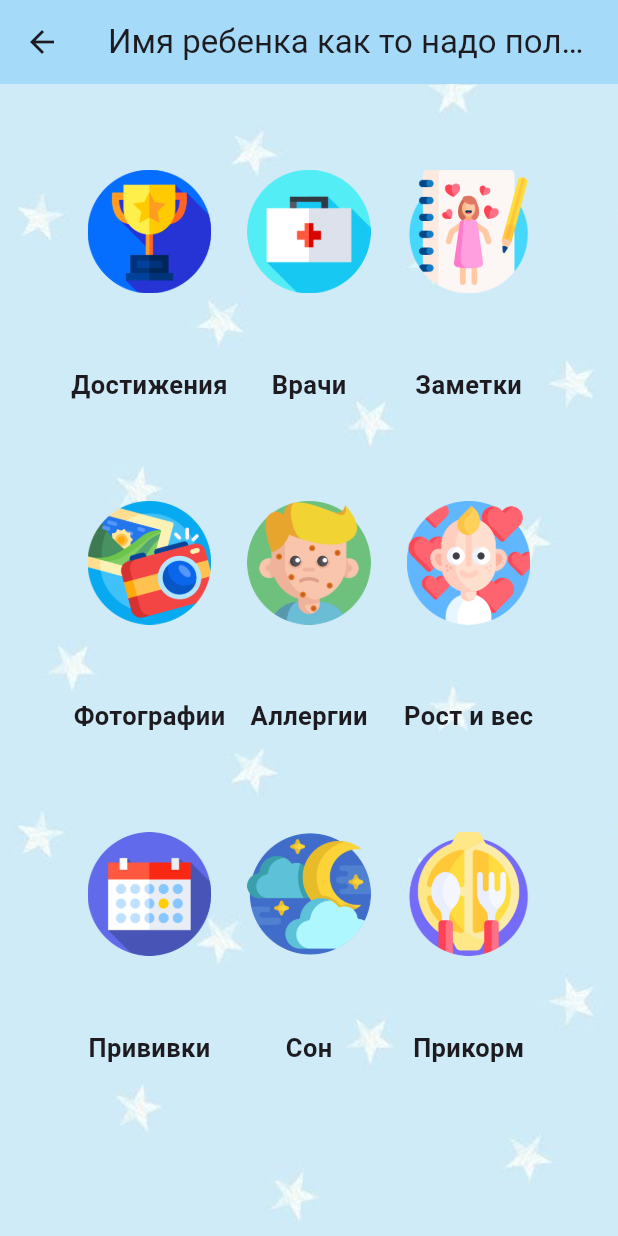
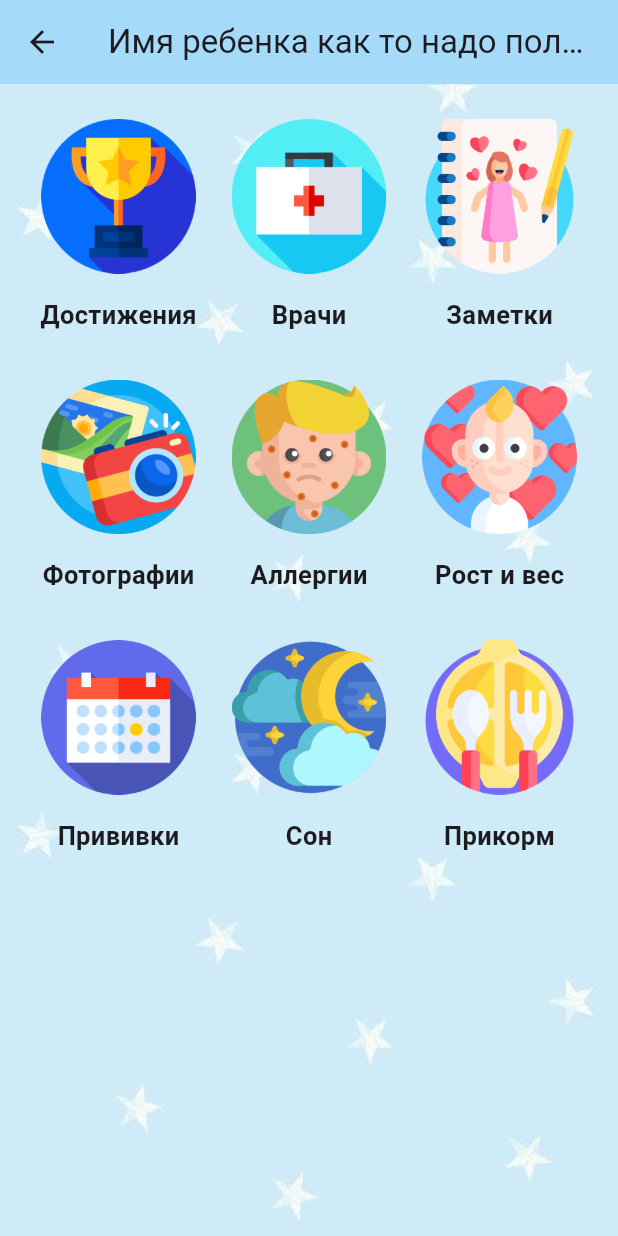
Before and after one commit to TagaevaMaria/baby, a Flutter app: the MainScreenBody screen opened directly, on a phone screen of 412 x 824 dp. Run offline on Flutter 3.47's test engine with Material 3 defaults, Android fonts, the phone set to English and light mode, and no system bars; our stand-ins replace firebase_auth, firebase_core, flutter_slidable, fluttertoast, font_awesome_flutter, google_sign_in and 3 more; accounts and stored records are empty.

Commit message:
09.06.2024 сделала главный экран с адаптивными Image

```diff
--- a/lib/ui/pages/main_screen/main_screen.dart
+++ b/lib/ui/pages/main_screen/main_screen.dart
@@ -34,7 +34,8 @@ class MainScreenBody extends StatelessWidget {
       child: Scaffold(
           backgroundColor: Colors.transparent,
           appBar: AppBar(
-            title: Center(child: Text('Имя ребенка как то надо получить')),
+            title:
+                const Center(child: Text('Имя ребенка как то надо получить')),
             backgroundColor: const Color.fromRGBO(165, 218, 249, 1),
           ),
           body: Column(
@@ -49,8 +50,8 @@ class MainScreenBody extends StatelessWidget {
                 onPressed: () => _model?.screenAchievements(context),
                 onPressedTwo: () => _model?.screenDoctors(context),
                 onPressedThree: () => _model?.screenNotes(context),
-                height: MediaQuery.of(context).size.height/5,
-                width: MediaQuery.of(context).size.width/5,
+                height: MediaQuery.of(context).size.height / 7,
+                width: MediaQuery.of(context).size.width / 4,
               ),
               rowWidgets(
                   title: 'Фотографии',
@@ -62,8 +63,8 @@ class MainScreenBody extends StatelessWidget {
                   onPressed: () => _model?.screenPhoto(context),
                   onPressedTwo: () => _model?.screenAllergy(context),
                   onPressedThree: () => _model?.screenHeightWeight(context),
-                  height: MediaQuery.of(context).size.height/5,
-                  width: MediaQuery.of(context).size.width/5),
+                  height: MediaQuery.of(context).size.height / 7,
+                  width: MediaQuery.of(context).size.width / 4),
               rowWidgets(
                   title: 'Прививки',
                   titleTwo: 'Cон',
@@ -74,8 +75,8 @@ class MainScreenBody extends StatelessWidget {
                   onPressed: () {},
                   onPressedTwo: () {},
                   onPressedThree: () {},
-                  height: MediaQuery.of(context).size.height/5,
-                  width: MediaQuery.of(context).size.width/5),
+                  height: MediaQuery.of(context).size.height / 7,
+                  width: MediaQuery.of(context).size.width / 4),
             ],
           )),
     );
--- a/lib/ui/widget/widgets_main_screen.dart
+++ b/lib/ui/widget/widgets_main_screen.dart
@@ -65,6 +65,7 @@ Widget rowWidgets({
           height: height, width: width,
         ),
       ],
+
     ),
   );
 }
```
